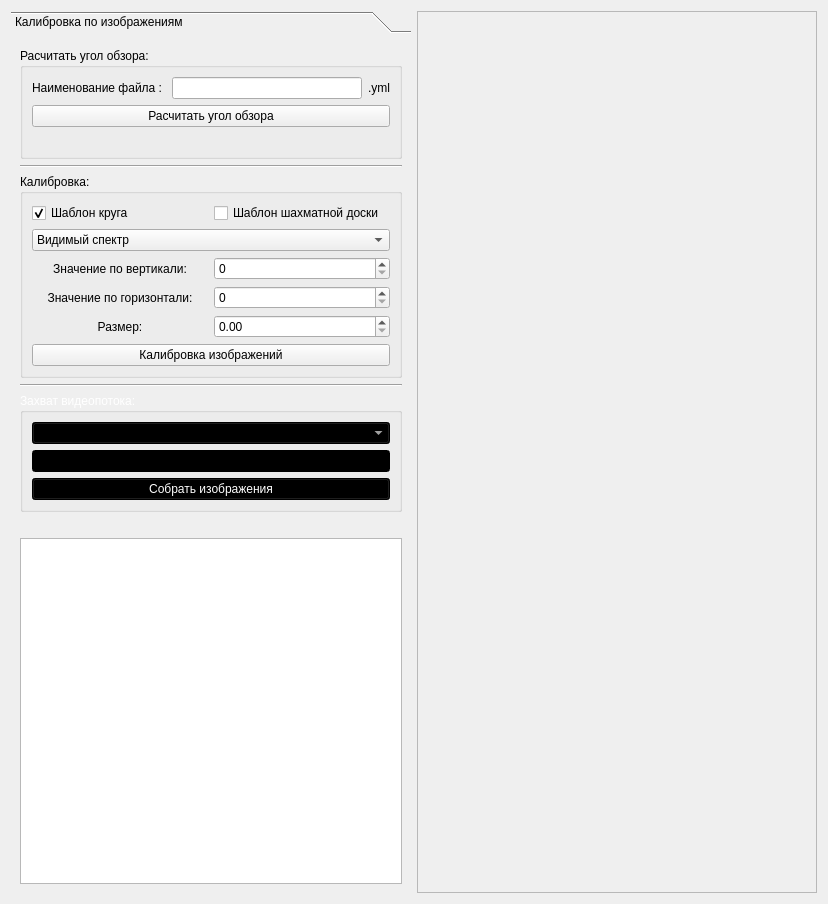
The window that GUI/CalibrationExecutor.ui (L0rd1k/VisualKIT) describes before a commit, drawn with Qt 5.
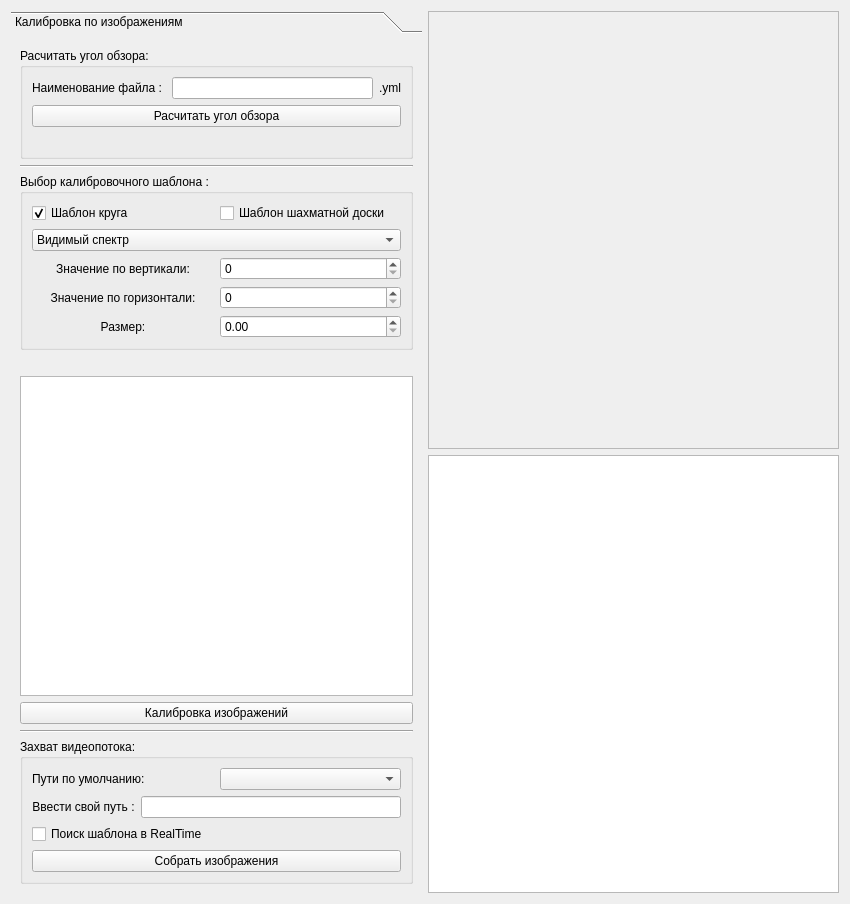
The same window after the commit.

Commit message: Localization repair && images color problem solved

```diff
--- a/GUI/CalibrationExecutor.ui
+++ b/GUI/CalibrationExecutor.ui
@@ -6,10 +6,16 @@
    <rect>
     <x>0</x>
     <y>0</y>
-    <width>824</width>
+    <width>850</width>
     <height>904</height>
    </rect>
   </property>
+  <property name="minimumSize">
+   <size>
+    <width>850</width>
+    <height>0</height>
+   </size>
+  </property>
   <property name="font">
    <font>
     <strikeout>false</strikeout>
@@ -24,7 +30,7 @@
     <widget class="QToolBox" name="toolBox">
      <property name="minimumSize">
       <size>
-       <width>400</width>
+       <width>0</width>
        <height>0</height>
       </size>
      </property>
@@ -36,8 +42,8 @@
        <rect>
         <x>0</x>
         <y>0</y>
-        <width>401</width>
-        <height>842</height>
+        <width>413</width>
+        <height>855</height>
        </rect>
       </property>
       <attribute name="label">
@@ -133,7 +139,7 @@
          <item>
           <widget class="QGroupBox" name="groupBox">
            <property name="title">
-            <string>Калибровка:</string>
+            <string>Выбор калибровочного шаблона :</string>
            </property>
            <layout class="QVBoxLayout" name="verticalLayout_5">
             <item>
@@ -226,13 +232,6 @@
               </item>
              </layout>
             </item>
-            <item>
-             <widget class="QPushButton" name="btn_calculateCalibrationClicked">
-              <property name="text">
-               <string>Калибровка изображений</string>
-              </property>
-             </widget>
-            </item>
            </layout>
            <zorder>btn_calculateCalibrationClicked</zorder>
            <zorder></zorder>
@@ -242,6 +241,26 @@
            <zorder></zorder>
           </widget>
          </item>
+         <item>
+          <widget class="QLabel" name="label_HintResults">
+           <property name="text">
+            <string/>
+           </property>
+           <property name="alignment">
+            <set>Qt::AlignCenter</set>
+           </property>
+          </widget>
+         </item>
+         <item>
+          <widget class="QListWidget" name="listWidget"/>
+         </item>
+         <item>
+          <widget class="QPushButton" name="btn_calculateCalibrationClicked">
+           <property name="text">
+            <string>Калибровка изображений</string>
+           </property>
+          </widget>
+         </item>
          <item>
           <widget class="Line" name="line">
            <property name="orientation">
@@ -251,430 +270,57 @@
          </item>
          <item>
           <widget class="QGroupBox" name="groupBox_2">
-           <property name="palette">
-            <palette>
-             <active>
-              <colorrole role="WindowText">
-               <brush brushstyle="SolidPattern">
-                <color alpha="255">
-                 <red>255</red>
-                 <green>255</green>
-                 <blue>255</blue>
-                </color>
-               </brush>
-              </colorrole>
-              <colorrole role="Button">
-               <brush brushstyle="SolidPattern">
-                <color alpha="255">
-                 <red>0</red>
-                 <green>0</green>
-                 <blue>0</blue>
-                </color>
-               </brush>
-              </colorrole>
-              <colorrole role="Light">
-               <brush brushstyle="SolidPattern">
-                <color alpha="255">
-                 <red>0</red>
-                 <green>0</green>
-                 <blue>0</blue>
-                </color>
-               </brush>
-              </colorrole>
-              <colorrole role="Midlight">
-               <brush brushstyle="SolidPattern">
-                <color alpha="255">
-                 <red>0</red>
-                 <green>0</green>
-                 <blue>0</blue>
-                </color>
-               </brush>
-              </colorrole>
-              <colorrole role="Dark">
-               <brush brushstyle="SolidPattern">
-                <color alpha="255">
-                 <red>0</red>
-                 <green>0</green>
-                 <blue>0</blue>
-                </color>
-               </brush>
-              </colorrole>
-              <colorrole role="Mid">
-               <brush brushstyle="SolidPattern">
-                <color alpha="255">
-                 <red>0</red>
-                 <green>0</green>
-                 <blue>0</blue>
-                </color>
-               </brush>
-              </colorrole>
-              <colorrole role="Text">
-               <brush brushstyle="SolidPattern">
-                <color alpha="255">
-                 <red>255</red>
-                 <green>255</green>
-                 <blue>255</blue>
-                </color>
-               </brush>
-              </colorrole>
-              <colorrole role="BrightText">
-               <brush brushstyle="SolidPattern">
-                <color alpha="255">
-                 <red>255</red>
-                 <green>255</green>
-                 <blue>255</blue>
-                </color>
-               </brush>
-              </colorrole>
-              <colorrole role="ButtonText">
-               <brush brushstyle="SolidPattern">
-                <color alpha="255">
-                 <red>255</red>
-                 <green>255</green>
-                 <blue>255</blue>
-                </color>
-               </brush>
-              </colorrole>
-              <colorrole role="Base">
-               <brush brushstyle="SolidPattern">
-                <color alpha="255">
-                 <red>0</red>
-                 <green>0</green>
-                 <blue>0</blue>
-                </color>
-               </brush>
-              </colorrole>
-              <colorrole role="Window">
-               <brush brushstyle="SolidPattern">
-                <color alpha="255">
-                 <red>0</red>
-                 <green>0</green>
-                 <blue>0</blue>
-                </color>
-               </brush>
-              </colorrole>
-              <colorrole role="Shadow">
-               <brush brushstyle="SolidPattern">
-                <color alpha="255">
-                 <red>0</red>
-                 <green>0</green>
-                 <blue>0</blue>
-                </color>
-               </brush>
-              </colorrole>
-              <colorrole role="AlternateBase">
-               <brush brushstyle="SolidPattern">
-                <color alpha="255">
-                 <red>0</red>
-                 <green>0</green>
-                 <blue>0</blue>
-                </color>
-               </brush>
-              </colorrole>
-              <colorrole role="ToolTipBase">
-               <brush brushstyle="SolidPattern">
-                <color alpha="255">
-                 <red>255</red>
-                 <green>255</green>
-                 <blue>220</blue>
-                </color>
-               </brush>
-              </colorrole>
-              <colorrole role="ToolTipText">
-               <brush brushstyle="SolidPattern">
-                <color alpha="255">
-                 <red>0</red>
-                 <green>0</green>
-                 <blue>0</blue>
-                </color>
-               </brush>
-              </colorrole>
-             </active>
-             <inactive>
-              <colorrole role="WindowText">
-               <brush brushstyle="SolidPattern">
-                <color alpha="255">
-                 <red>255</red>
-                 <green>255</green>
-                 <blue>255</blue>
-                </color>
-               </brush>
-              </colorrole>
-              <colorrole role="Button">
-               <brush brushstyle="SolidPattern">
-                <color alpha="255">
-                 <red>0</red>
-                 <green>0</green>
-                 <blue>0</blue>
-                </color>
-               </brush>
-              </colorrole>
-              <colorrole role="Light">
-               <brush brushstyle="SolidPattern">
-                <color alpha="255">
-                 <red>0</red>
-                 <green>0</green>
-                 <blue>0</blue>
-                </color>
-               </brush>
-              </colorrole>
-              <colorrole role="Midlight">
-               <brush brushstyle="SolidPattern">
-                <color alpha="255">
-                 <red>0</red>
-                 <green>0</green>
-                 <blue>0</blue>
-                </color>
-               </brush>
-              </colorrole>
-              <colorrole role="Dark">
-               <brush brushstyle="SolidPattern">
-                <color alpha="255">
-                 <red>0</red>
-                 <green>0</green>
-                 <blue>0</blue>
-                </color>
-               </brush>
-              </colorrole>
-              <colorrole role="Mid">
-               <brush brushstyle="SolidPattern">
-                <color alpha="255">
-                 <red>0</red>
-                 <green>0</green>
-                 <blue>0</blue>
-                </color>
-               </brush>
-              </colorrole>
-              <colorrole role="Text">
-               <brush brushstyle="SolidPattern">
-                <color alpha="255">
-                 <red>255</red>
-                 <green>255</green>
-                 <blue>255</blue>
-                </color>
-               </brush>
-              </colorrole>
-              <colorrole role="BrightText">
-               <brush brushstyle="SolidPattern">
-                <color alpha="255">
-                 <red>255</red>
-                 <green>255</green>
-                 <blue>255</blue>
-                </color>
-               </brush>
-              </colorrole>
-              <colorrole role="ButtonText">
-               <brush brushstyle="SolidPattern">
-                <color alpha="255">
-                 <red>255</red>
-                 <green>255</green>
-                 <blue>255</blue>
-                </color>
-               </brush>
-              </colorrole>
-              <colorrole role="Base">
-               <brush brushstyle="SolidPattern">
-                <color alpha="255">
-                 <red>0</red>
-                 <green>0</green>
-                 <blue>0</blue>
-                </color>
-               </brush>
-              </colorrole>
-              <colorrole role="Window">
-               <brush brushstyle="SolidPattern">
-                <color alpha="255">
-                 <red>0</red>
-                 <green>0</green>
-                 <blue>0</blue>
-                </color>
-               </brush>
-              </colorrole>
-              <colorrole role="Shadow">
-               <brush brushstyle="SolidPattern">
-                <color alpha="255">
-                 <red>0</red>
-                 <green>0</green>
-                 <blue>0</blue>
-                </color>
-               </brush>
-              </colorrole>
-              <colorrole role="AlternateBase">
-               <brush brushstyle="SolidPattern">
-                <color alpha="255">
-                 <red>0</red>
-                 <green>0</green>
-                 <blue>0</blue>
-                </color>
-               </brush>
-              </colorrole>
-              <colorrole role="ToolTipBase">
-               <brush brushstyle="SolidPattern">
-                <color alpha="255">
-                 <red>255</red>
-                 <green>255</green>
-                 <blue>220</blue>
-                </color>
-               </brush>
-              </colorrole>
-              <colorrole role="ToolTipText">
-               <brush brushstyle="SolidPattern">
-                <color alpha="255">
-                 <red>0</red>
-                 <green>0</green>
-                 <blue>0</blue>
-                </color>
-               </brush>
-              </colorrole>
-             </inactive>
-             <disabled>
-              <colorrole role="WindowText">
-               <brush brushstyle="SolidPattern">
-                <color alpha="255">
-                 <red>0</red>
-                 <green>0</green>
-                 <blue>0</blue>
-                </color>
-               </brush>
-              </colorrole>
-              <colorrole role="Button">
-               <brush brushstyle="SolidPattern">
-                <color alpha="255">
-                 <red>0</red>
-                 <green>0</green>
-                 <blue>0</blue>
-                </color>
-               </brush>
-              </colorrole>
-              <colorrole role="Light">
-               <brush brushstyle="SolidPattern">
-                <color alpha="255">
-                 <red>0</red>
-                 <green>0</green>
-                 <blue>0</blue>
-                </color>
-               </brush>
-              </colorrole>
-              <colorrole role="Midlight">
-               <brush brushstyle="SolidPattern">
-                <color alpha="255">
-                 <red>0</red>
-                 <green>0</green>
-                 <blue>0</blue>
-                </color>
-               </brush>
-              </colorrole>
-              <colorrole role="Dark">
-               <brush brushstyle="SolidPattern">
-                <color alpha="255">
-                 <red>0</red>
-                 <green>0</green>
-                 <blue>0</blue>
-                </color>
-               </brush>
-              </colorrole>
-              <colorrole role="Mid">
-               <brush brushstyle="SolidPattern">
-                <color alpha="255">
-                 <red>0</red>
-                 <green>0</green>
-                 <blue>0</blue>
-                </color>
-               </brush>
-              </colorrole>
-              <colorrole role="Text">
-               <brush brushstyle="SolidPattern">
-                <color alpha="255">
-                 <red>0</red>
-                 <green>0</green>
-                 <blue>0</blue>
-                </color>
-               </brush>
-              </colorrole>
-              <colorrole role="BrightText">
-               <brush brushstyle="SolidPattern">
-                <color alpha="255">
-                 <red>255</red>
-                 <green>255</green>
-                 <blue>255</blue>
-                </color>
-               </brush>
-              </colorrole>
-              <colorrole role="ButtonText">
-               <brush brushstyle="SolidPattern">
-                <color alpha="255">
-                 <red>0</red>
-                 <green>0</green>
-                 <blue>0</blue>
-                </color>
-               </brush>
-              </colorrole>
-              <colorrole role="Base">
-               <brush brushstyle="SolidPattern">
-                <color alpha="255">
-                 <red>0</red>
-                 <green>0</green>
-                 <blue>0</blue>
-                </color>
-               </brush>
-              </colorrole>
-              <colorrole role="Window">
-               <brush brushstyle="SolidPattern">
-                <color alpha="255">
-                 <red>0</red>
-                 <green>0</green>
-                 <blue>0</blue>
-                </color>
-               </brush>
-              </colorrole>
-              <colorrole role="Shadow">
-               <brush brushstyle="SolidPattern">
-                <color alpha="255">
-                 <red>0</red>
-                 <green>0</green>
-                 <blue>0</blue>
-                </color>
-               </brush>
-              </colorrole>
-              <colorrole role="AlternateBase">
-               <brush brushstyle="SolidPattern">
-                <color alpha="255">
-                 <red>0</red>
-                 <green>0</green>
-                 <blue>0</blue>
-                </color>
-               </brush>
-              </colorrole>
-              <colorrole role="ToolTipBase">
-               <brush brushstyle="SolidPattern">
-                <color alpha="255">
-                 <red>255</red>
-                 <green>255</green>
-                 <blue>220</blue>
-                </color>
-               </brush>
-              </colorrole>
-              <colorrole role="ToolTipText">
-               <brush brushstyle="SolidPattern">
-                <color alpha="255">
-                 <red>0</red>
-                 <green>0</green>
-                 <blue>0</blue>
-                </color>
-               </brush>
-              </colorrole>
-             </disabled>
-            </palette>
-           </property>
            <property name="title">
             <string>Захват видеопотока:</string>
            </property>
            <layout class="QVBoxLayout" name="verticalLayout_6">
             <item>
-             <widget class="QComboBox" name="comboBox_pathOptions"/>
+             <layout class="QHBoxLayout" name="horizontalLayout_4">
+              <item>
+               <widget class="QLabel" name="label">
+                <property name="text">
+                 <string>Пути по умолчанию:</string>
+                </property>
+                <property name="alignment">
+                 <set>Qt::AlignLeading|Qt::AlignLeft|Qt::AlignVCenter</set>
+                </property>
+               </widget>
+              </item>
+              <item>
+               <widget class="QComboBox" name="comboBox_pathOptions">
+                <property name="maxVisibleItems">
+                 <number>10</number>
+                </property>
+                <property name="insertPolicy">
+                 <enum>QComboBox::InsertAtBottom</enum>
+                </property>
+               </widget>
+              </item>
+             </layout>
             </item>
             <item>
-             <widget class="QLineEdit" name="lineEdit_videoIPPath"/>
+             <layout class="QHBoxLayout" name="horizontalLayout_9">
+              <item>
+               <widget class="QLabel" name="label_2">
+                <property name="text">
+                 <string>Ввести свой путь :</string>
+                </property>
+                <property name="alignment">
+                 <set>Qt::AlignCenter</set>
+                </property>
+               </widget>
+              </item>
+              <item>
+               <widget class="QLineEdit" name="lineEdit_videoIPPath"/>
+              </item>
+             </layout>
+            </item>
+            <item>
+             <widget class="QCheckBox" name="checkBox_RealTime">
+              <property name="text">
+               <string>Поиск шаблона в RealTime</string>
+              </property>
+             </widget>
             </item>
             <item>
              <widget class="QPushButton" name="btn_startStreaming">
@@ -686,19 +332,6 @@
            </layout>
           </widget>
          </item>
-         <item>
-          <widget class="QLabel" name="label_HintResults">
-           <property name="text">
-            <string/>
-           </property>
-           <property name="alignment">
-            <set>Qt::AlignCenter</set>
-           </property>
-          </widget>
-         </item>
-         <item>
-          <widget class="QListWidget" name="listWidget"/>
-         </item>
         </layout>
        </item>
       </layout>
@@ -706,32 +339,43 @@
     </widget>
    </item>
    <item>
-    <widget class="QScrollArea" name="scrollArea">
-     <property name="minimumSize">
-      <size>
-       <width>400</width>
-       <height>400</height>
-      </size>
-     </property>
-     <property name="widgetResizable">
-      <bool>true</bool>
-     </property>
-     <widget class="QWidget" name="scrollAreaWidgetContents">
-      <property name="geometry">
-       <rect>
-        <x>0</x>
-        <y>0</y>
-        <width>398</width>
-        <height>884</height>
-       </rect>
-      </property>
-      <layout class="QVBoxLayout" name="verticalLayout_2">
+    <layout class="QVBoxLayout" name="verticalLayout_7">
+     <item>
+      <widget class="QScrollArea" name="scrollArea">
+       <property name="minimumSize">
+        <size>
+         <width>0</width>
+         <height>0</height>
+        </size>
+       </property>
+       <property name="widgetResizable">
+        <bool>true</bool>
+       </property>
+       <widget class="QWidget" name="scrollAreaWidgetContents">
+        <property name="geometry">
+         <rect>
+          <x>0</x>
+          <y>0</y>
+          <width>409</width>
+          <height>437</height>
+         </rect>
+        </property>
+        <layout class="QVBoxLayout" name="verticalLayout_2">
+         <item>
+          <layout class="QVBoxLayout" name="verticalLayout_Cameras"/>
+         </item>
+        </layout>
+       </widget>
+      </widget>
+     </item>
+     <item>
+      <layout class="QVBoxLayout" name="verticalLayout_9">
        <item>
-        <layout class="QVBoxLayout" name="verticalLayout_Cameras"/>
+        <widget class="QListView" name="listView"/>
        </item>
       </layout>
-     </widget>
-    </widget>
+     </item>
+    </layout>
    </item>
   </layout>
  </widget>
```
Left out of the diff: 1 changed line with no effect on the pictures. The commit also changes 23 other files.
